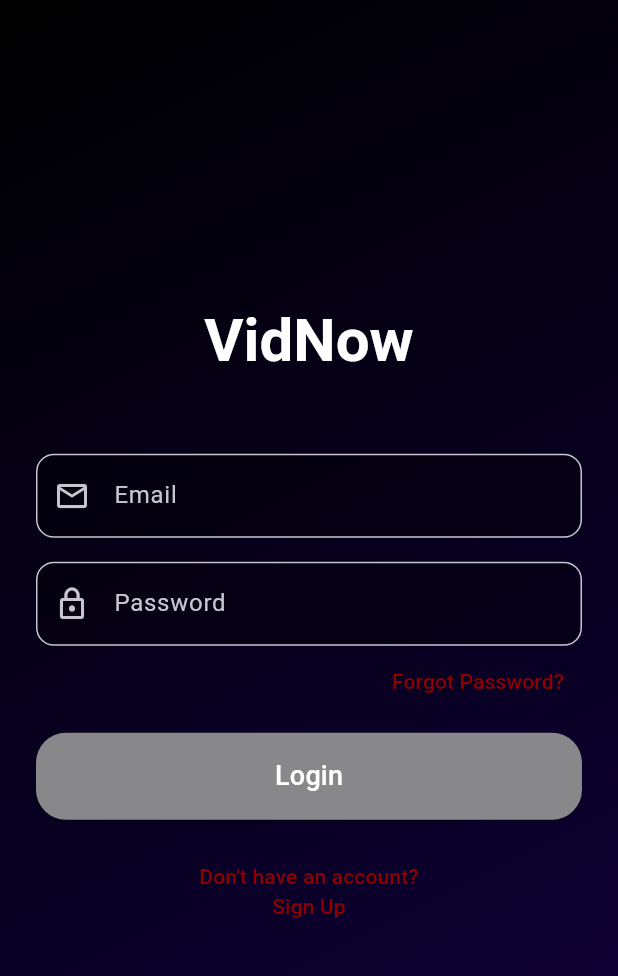
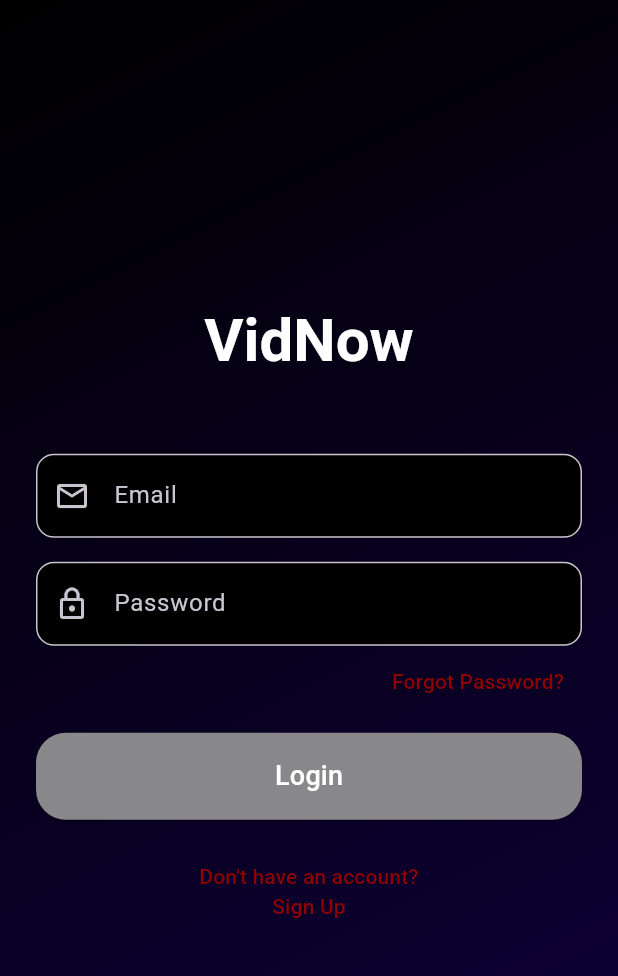
Before and after one commit to MoussaNasreddinne/vidnow, a Flutter app: the screen it shows after launch, on a phone screen of 412 x 824 dp. Shown: the top 976 px of the screen. Run offline on Flutter 3.47's test engine with Material 3 defaults, Android fonts, the phone set to English and light mode, and no system bars; our stand-ins replace chewie, cloud_firestore, firebase_auth, firebase_core, firebase_remote_config, get and 4 more; missing offline and left inert: onesignal_flutter; accounts and stored records are empty; network calls fail.

```diff
--- a/lib/controllers/auth_controller.dart
+++ b/lib/controllers/auth_controller.dart
@@ -2,11 +2,11 @@ import 'package:firebase_auth/firebase_auth.dart';
 import 'package:get/get.dart';
 import 'package:test1/service_locator.dart';
 import 'package:test1/services/auth_service.dart';
-import 'package:test1/controllers/theme_controller.dart'; // ADDED
+import 'package:test1/controllers/theme_controller.dart';
 
 class AuthController extends GetxController {
   final AuthService _authService = locator<AuthService>();
-  // ADDED: Get an instance of the ThemeController.
+
   final ThemeController _themeController = locator<ThemeController>();
 
   final Rxn<User> user = Rxn<User>();
@@ -18,7 +18,7 @@ class AuthController extends GetxController {
     _authService.authStateChanges.listen((firebaseUser) {
       user.value = firebaseUser;
 
-      // MODIFIED: Trigger theme changes based on auth state.
+
       if (firebaseUser != null) {
         // User is logged in, load their specific theme.
         _themeController.loadUserTheme(firebaseUser.uid);
--- a/lib/controllers/forgot_password_controller.dart
+++ b/lib/controllers/forgot_password_controller.dart
@@ -5,7 +5,6 @@ import 'package:test1/services/auth_service.dart';
 import 'package:test1/widgets/snackbar.dart';
 
 class ForgotPasswordController extends GetxController {
-  // Accesses the authentication service
   final AuthService _authService = locator<AuthService>();
 
   // Controller for the email text field
@@ -16,7 +15,6 @@ class ForgotPasswordController extends GetxController {
 
   @override
   void onClose() {
-    // Disposes the text controller to prevent memory leaks.
     emailController.dispose();
     super.onClose();
   }
--- a/lib/controllers/login_controller.dart
+++ b/lib/controllers/login_controller.dart
@@ -4,7 +4,7 @@ import 'package:test1/main.dart';
 import 'package:test1/service_locator.dart';
 import 'package:test1/services/auth_service.dart';
 import 'package:test1/widgets/snackbar.dart';
-import 'package:test1/controllers/theme_controller.dart'; // ADDED: Import ThemeController
+import 'package:test1/controllers/theme_controller.dart';
 
 class LoginController extends GetxController {
   final AuthService _authService = locator<AuthService>();
@@ -33,11 +33,8 @@ class LoginController extends GetxController {
         passwordController.text,
       );
       if (user != null) {
-        // --- MODIFICATION START ---
-        // Explicitly load the user's theme before navigating to prevent race conditions.
         final themeController = locator<ThemeController>();
         await themeController.loadUserTheme(user.uid);
-        // --- MODIFICATION END ---
 
         Get.offAll(() => MainWrapper());
       }
--- a/lib/screens/forgot_password_screen.dart
+++ b/lib/screens/forgot_password_screen.dart
@@ -10,7 +10,7 @@ class ForgotPasswordScreen extends StatelessWidget {
   Widget build(BuildContext context) {
     final ForgotPasswordController controller = Get.put(ForgotPasswordController());
     final theme = Theme.of(context);
-    final isDarkMode = theme.brightness == Brightness.dark; // ADDED: Check for dark mode
+    final isDarkMode = theme.brightness == Brightness.dark;
 
     return GradientBackground(
       child: Scaffold(
@@ -39,7 +39,6 @@ class ForgotPasswordScreen extends StatelessWidget {
                     prefixIcon: const Icon(Icons.email_outlined),
                     border: OutlineInputBorder(borderRadius: BorderRadius.circular(12)),
                     filled: true,
-                    // MODIFIED: Use a theme-aware semi-transparent color
                     fillColor: isDarkMode ? Colors.black : Colors.white,
                   ),
                   keyboardType: TextInputType.emailAddress,
--- a/lib/screens/login_screen.dart
+++ b/lib/screens/login_screen.dart
@@ -31,11 +31,11 @@ class LoginScreen extends StatelessWidget {
                 TextField(
                   controller: controller.emailController,
                   decoration: InputDecoration(
-                    labelText: 'email'.tr, // MODIFIED
+                    labelText: 'email'.tr,
                     prefixIcon: const Icon(Icons.email_outlined),
                     border: OutlineInputBorder(borderRadius: BorderRadius.circular(12)),
                     filled: true,
-                    fillColor: isDarkMode ? Colors.black.withOpacity(0.3) : Colors.white.withOpacity(0.3),
+                    fillColor: isDarkMode ? Colors.black : Colors.white,
                   ),
                   keyboardType: TextInputType.emailAddress,
                 ),
@@ -43,11 +43,11 @@ class LoginScreen extends StatelessWidget {
                 TextField(
                   controller: controller.passwordController,
                   decoration: InputDecoration(
-                    labelText: 'password'.tr, // MODIFIED
+                    labelText: 'password'.tr,
                     prefixIcon: const Icon(Icons.lock_outline),
                     border: OutlineInputBorder(borderRadius: BorderRadius.circular(12)),
                     filled: true,
-                    fillColor: isDarkMode ? Colors.black.withOpacity(0.3) : Colors.white.withOpacity(0.3),
+                    fillColor: isDarkMode ? Colors.black : Colors.white,
                   ),
                   obscureText: true,
                 ),
@@ -70,7 +70,7 @@ class LoginScreen extends StatelessWidget {
                           style: ElevatedButton.styleFrom(
                             padding: const EdgeInsets.symmetric(vertical: 16),
                           ),
-                          child: Text('login'.tr, style: const TextStyle(fontSize: 18)), // MODIFIED
+                          child: Text('login'.tr, style: const TextStyle(fontSize: 18)),
                         ),
                       )),
                 const SizedBox(height: 20),
--- a/pubspec.yaml
+++ b/pubspec.yaml
@@ -27,6 +27,7 @@ dependencies:
     sdk: flutter
 
 
+  onesignal_flutter: ^5.3.4
   cupertino_icons: ^1.0.8
   firebase_remote_config: ^4.4.7
   firebase_analytics: ^10.10.7
```
Also changed, not shown: lib/controllers/theme_controller.dart (+5 -8 lines), lib/main.dart (+7 -3 lines), lib/screens/signup_screen.dart (+4 -4 lines), pubspec.lock.
